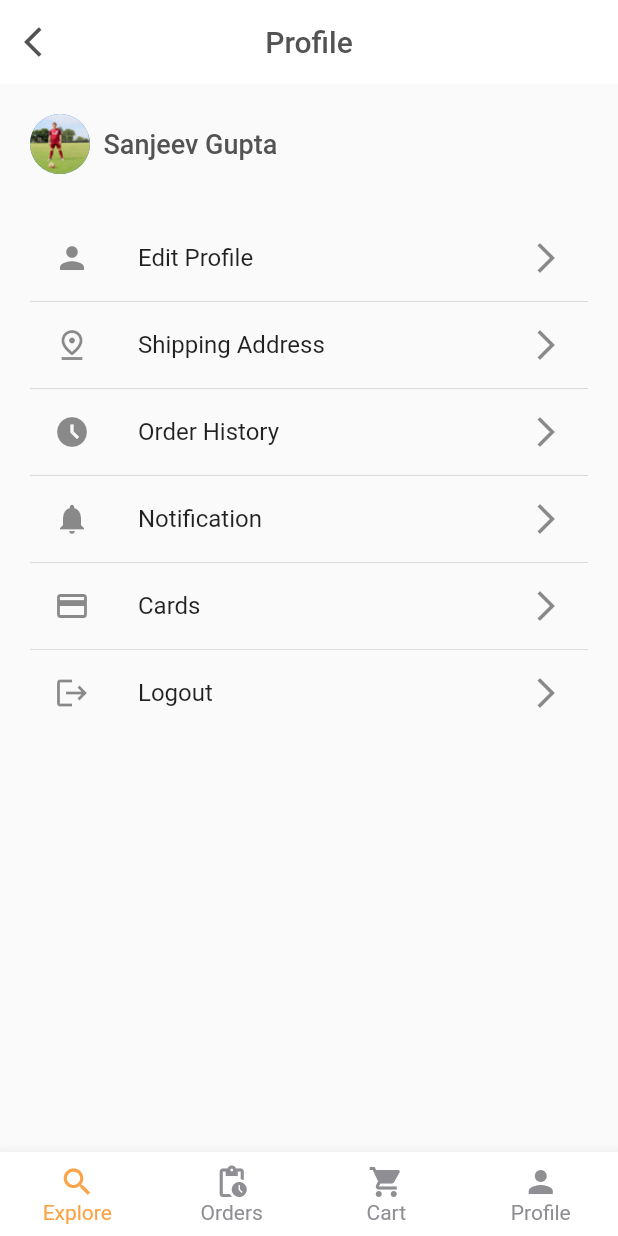
After one commit to turan1302/flutter-commerce, a Flutter app: the screen it shows after launch, item 4 of the bottom bar chosen, after a tap on "Edit Profile", on a phone screen of 412 x 824 dp. The commit adds this screen. Run offline on Flutter 3.47's test engine with Material 2 defaults, Android fonts, the phone set to English and light mode, and no system bars.

Commit message:
Profil sayfası ayarlandı

```diff
--- a/lib/sabitler/ext.dart
+++ b/lib/sabitler/ext.dart
@@ -1,4 +1,5 @@
 import 'package:flutter/material.dart';
+
 const String appbar_renk = "ffffff";
 const String yazi_renk = "535353";
 
--- a/lib/sayfalar/Anasayfa.dart
+++ b/lib/sayfalar/Anasayfa.dart
@@ -50,7 +50,7 @@ class _AnasayfaState extends State<Anasayfa> {
                         Text(
                           "Featured Products",
                           style: TextStyle(
-                              color: HexColor("535353"),
+                              color: HexColor(yazi_renk),
                               fontSize: 18,
                               fontWeight: FontWeight.w500),
                         ),
@@ -99,7 +99,7 @@ class _AnasayfaState extends State<Anasayfa> {
                                                 SizedBox(
                                                   height: 6,
                                                 ),
-                                                Text(homeFeatured[index]['price'].toString()+" ₺"),
+                                                Text(homeFeatured[index]['price'].toString()+" ₺",style: TextStyle(color: HexColor(yazi_renk))),
                                                 SizedBox(
                                                   height: 13,
                                                 ),
@@ -279,7 +279,7 @@ class _AnasayfaState extends State<Anasayfa> {
             children: [
               Text("Categories",
                   style: TextStyle(
-                      color: HexColor("535353"),
+                      color: HexColor(yazi_renk),
                       fontSize: 18,
                       fontWeight: FontWeight.w500)),
               Text("View All",
--- /dev/null
+++ b/lib/sayfalar/kullanici/Profil.dart
@@ -0,0 +1,98 @@
+import 'package:flutter/material.dart';
+import 'package:flutter_commerce/sabitler/ext.dart';
+import 'package:flutter_commerce/widget/bottomBar.dart';
+
+class Profil extends StatefulWidget {
+  const Profil({Key? key}) : super(key: key);
+
+  @override
+  State<Profil> createState() => _ProfilState();
+}
+
+class _ProfilState extends State<Profil> {
+  @override
+  Widget build(BuildContext context) {
+    return SafeArea(
+      child: Scaffold(
+        bottomNavigationBar: BottomBar(),
+        appBar: AppBar(
+          leading: GestureDetector(
+            // LEADING KISMINI BU SEKILDE OZELLESTIRDIK
+            child: Icon(Icons.arrow_back_ios, color: HexColor("535353")),
+            onTap: () {
+              Navigator.pop(context);
+            },
+          ),
+          backgroundColor: HexColor(appbar_renk),
+          elevation: 0,
+          centerTitle: true,
+          title: Text("Profile", style: TextStyle(color: HexColor("535353"))),
+        ),
+        body: SingleChildScrollView(
+          child: Padding(
+            padding: const EdgeInsets.only(top: 20, right: 20, left: 20),
+            child: Column(
+              children: [
+                buildProfileName(),
+                Padding(
+                  padding: EdgeInsets.only(top: 28),
+                  child: Container(
+                    height: MediaQuery.of(context).size.height,
+                    child: ListView(
+                      children: [
+                        buildProfileMenu(icon: Icons.person,text: "Edit Profile",onTap: (){}),
+                        Divider(height: 2),
+                        buildProfileMenu(icon: Icons.pin_drop_outlined,text: "Shipping Address",onTap: (){}),
+                        Divider(height: 2),
+                        buildProfileMenu(icon: Icons.access_time_filled,text: "Order History",onTap: (){}),
+                        Divider(height: 2),
+                        buildProfileMenu(icon: Icons.notifications,text: "Notification",onTap: (){}),
+                        Divider(height: 2),
+                        buildProfileMenu(icon: Icons.credit_card,text: "Cards",onTap: (){}),
+                        Divider(height: 2),
+                        buildProfileMenu(icon: Icons.logout,text: "Logout",onTap: (){}),
+                      ],
+                    ),
+                  ),
+                )
+              ],
+            ),
+          ),
+        ),
+      ),
+    );
+  }
+
+  /** PROFIL FOTOGRAFI VE NAME KISMI **/
+  Row buildProfileName() {
+    return Row(
+      children: [
+        CircleAvatar(
+          backgroundImage: AssetImage('assets/avatar.png'),
+        ),
+        SizedBox(
+          width: 9,
+        ),
+        Text("Sanjeev Gupta",
+            style: TextStyle(
+                color: HexColor(yazi_renk),
+                fontSize: 18,
+                fontWeight: FontWeight.w500))
+      ],
+    );
+  }
+
+  /** PROFILE MENU KISMI AYARLANMASI **/
+  ListTile buildProfileMenu({
+    String? text,
+    IconData? icon,
+    GestureTapCallback? onTap
+  }) {
+    return ListTile(
+      leading: Icon(icon!),
+      title: Text(text!),
+      trailing: Icon(Icons.arrow_forward_ios),
+      onTap: onTap,
+    );
+  }
+}
--- a/lib/widget/bottomBar.dart
+++ b/lib/widget/bottomBar.dart
@@ -1,5 +1,6 @@
 import 'package:flutter/material.dart';
 import 'package:flutter_commerce/sabitler/ext.dart';
+import 'package:flutter_commerce/sayfalar/kullanici/Profil.dart';
 
 class BottomBar extends StatefulWidget {
   const BottomBar({Key? key}) : super(key: key);
@@ -36,8 +37,10 @@ class _BottomBarState extends State<BottomBar> {
           icon: Icon(Icons.person),
         ),
       ],
-      onTap: (value) {
-        // Respond to item press.
+      onTap: (i) {
+        if(i==3){
+          Navigator.push(context, MaterialPageRoute(builder: (context)=>Profil()));
+        }
       },
     );
   }
```
